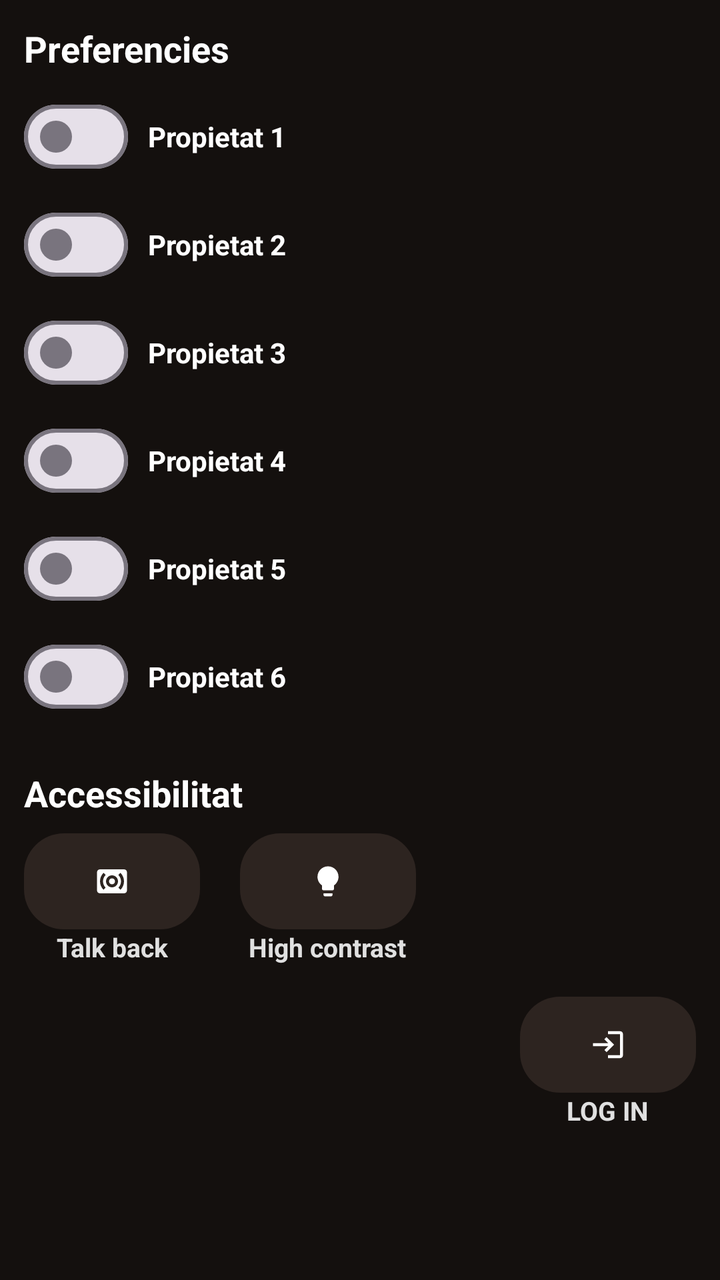
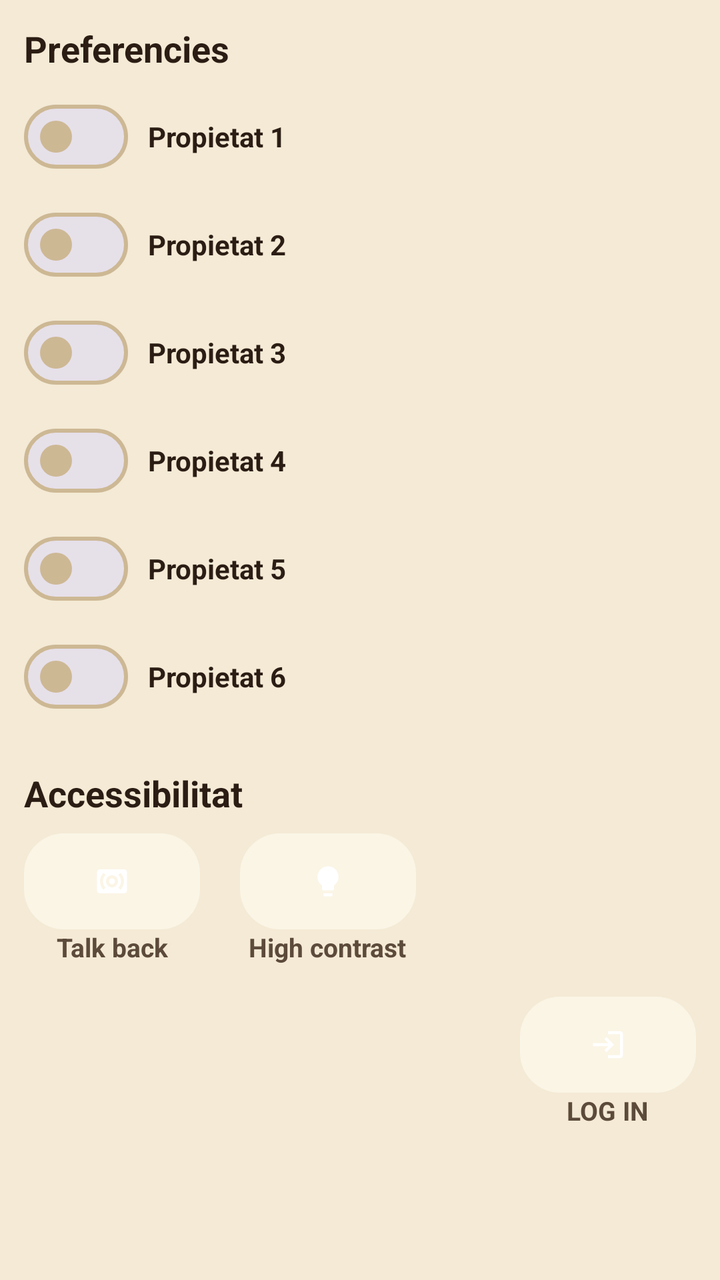

Screens rendered from an Android XML layout before and after an edit, with the pre-edit source and the edit as a unified diff.
<!-- AndroidManifest.xml: application theme Theme.DnDiceCompanion -->
<!-- res/layout/settings.xml -->
<?xml version="1.0" encoding="utf-8"?>
<ScrollView xmlns:android="http://schemas.android.com/apk/res/android"
    xmlns:app="http://schemas.android.com/apk/res-auto"
    android:id="@+id/scroll_settings"
    android:layout_width="match_parent"
    android:layout_height="match_parent"
    android:background="@color/fons_fosc"
    android:fillViewport="true">

    <LinearLayout
        android:id="@+id/main_settings"
        android:layout_width="match_parent"
        android:layout_height="wrap_content"
        android:orientation="vertical"
        android:padding="12dp">

        <LinearLayout
            android:id="@+id/layout_contingut"
            android:layout_width="match_parent"
            android:layout_height="wrap_content"
            android:orientation="vertical">

            <LinearLayout
                android:id="@+id/layout_preferencies"
                android:layout_width="match_parent"
                android:layout_height="wrap_content"
                android:orientation="vertical"
                android:layout_marginBottom="16dp">

                <TextView
                    android:id="@+id/lbl_preferencies"
                    android:layout_width="wrap_content"
                    android:layout_height="wrap_content"
                    android:textSize="18sp"
                    android:textStyle="bold"
                    android:textColor="@color/text_principal_fosc"
                    android:layout_marginBottom="8dp"
                    android:text="@string/pref" />

                <LinearLayout
                    android:id="@+id/layout_propietat_1"
                    android:layout_width="match_parent"
                    android:layout_height="wrap_content"
                    android:orientation="horizontal"
                    android:gravity="center_vertical"
                    android:layout_marginBottom="6dp">

                    <com.google.android.material.materialswitch.MaterialSwitch
                        android:id="@+id/switch_propietat_1"
                        android:layout_width="wrap_content"
                        android:layout_height="wrap_content"
                        android:contentDescription="@string/propietat_1"
                        android:minHeight="48dp" />

                    <TextView
                        android:id="@+id/lbl_propietat_1"
                        android:layout_width="wrap_content"
                        android:layout_height="wrap_content"
                        android:textSize="14sp"
                        android:textStyle="bold"
                        android:textColor="@color/text_principal_fosc"
                        android:layout_marginStart="10dp"
                        android:text="@string/propietat_1" />
                </LinearLayout>

                <LinearLayout
                    android:id="@+id/layout_propietat_2"
                    android:layout_width="match_parent"
                    android:layout_height="wrap_content"
                    android:orientation="horizontal"
                    android:gravity="center_vertical"
                    android:layout_marginBottom="6dp">

                    <com.google.android.material.materialswitch.MaterialSwitch
                        android:id="@+id/switch_propietat_2"
                        android:layout_width="wrap_content"
                        android:layout_height="wrap_content"
                        android:contentDescription="@string/propietat_2"
                        android:minHeight="48dp" />

                    <TextView
                        android:id="@+id/lbl_propietat_2"
                        android:layout_width="wrap_content"
                        android:layout_height="wrap_content"
                        android:textSize="14sp"
                        android:textStyle="bold"
                        android:textColor="@color/text_principal_fosc"
                        android:layout_marginStart="10dp"
                        android:text="@string/propietat_2" />
                </LinearLayout>

                <LinearLayout
                    android:id="@+id/layout_propietat_3"
                    android:layout_width="match_parent"
                    android:layout_height="wrap_content"
                    android:orientation="horizontal"
                    android:gravity="center_vertical"
                    android:layout_marginBottom="6dp">

                    <com.google.android.material.materialswitch.MaterialSwitch
                        android:id="@+id/switch_propietat_3"
                        android:layout_width="wrap_content"
                        android:layout_height="wrap_content"
                        android:contentDescription="@string/propietat_3"
                        android:minHeight="48dp" />

                    <TextView
                        android:id="@+id/lbl_propietat_3"
                        android:layout_width="wrap_content"
                        android:layout_height="wrap_content"
                        android:textSize="14sp"
                        android:textStyle="bold"
                        android:textColor="@color/text_principal_fosc"
                        android:layout_marginStart="10dp"
                        android:text="@string/propietat_3" />
                </LinearLayout>

                <LinearLayout
                    android:id="@+id/layout_propietat_4"
                    android:layout_width="match_parent"
                    android:layout_height="wrap_content"
                    android:orientation="horizontal"
                    android:gravity="center_vertical"
                    android:layout_marginBottom="6dp">

                    <com.google.android.material.materialswitch.MaterialSwitch
                        android:id="@+id/switch_propietat_4"
                        android:layout_width="wrap_content"
                        android:layout_height="wrap_content"
                        android:contentDescription="@string/propietat_4"
                        android:minHeight="48dp" />

                    <TextView
                        android:id="@+id/lbl_propietat_4"
                        android:layout_width="wrap_content"
                        android:layout_height="wrap_content"
                        android:textSize="14sp"
                        android:textStyle="bold"
                        android:textColor="@color/text_principal_fosc"
                        android:layout_marginStart="10dp"
                        android:text="@string/propietat_4" />
                </LinearLayout>

                <LinearLayout
                    android:id="@+id/layout_propietat_5"
                    android:layout_width="match_parent"
                    android:layout_height="wrap_content"
                    android:orientation="horizontal"
                    android:gravity="center_vertical"
                    android:layout_marginBottom="6dp">

                    <com.google.android.material.materialswitch.MaterialSwitch
                        android:id="@+id/switch_propietat_5"
                        android:layout_width="wrap_content"
                        android:layout_height="wrap_content"
                        android:contentDescription="@string/propietat_5"
                        android:minHeight="48dp" />

                    <TextView
                        android:id="@+id/lbl_propietat_5"
                        android:layout_width="wrap_content"
                        android:layout_height="wrap_content"
                        android:textSize="14sp"
                        android:textStyle="bold"
                        android:textColor="@color/text_principal_fosc"
                        android:layout_marginStart="10dp"
                        android:text="@string/propietat_5" />
                </LinearLayout>

                <LinearLayout
                    android:id="@+id/layout_propietat_6"
                    android:layout_width="match_parent"
                    android:layout_height="wrap_content"
                    android:orientation="horizontal"
                    android:gravity="center_vertical"
                    android:layout_marginBottom="6dp">

                    <com.google.android.material.materialswitch.MaterialSwitch
                        android:id="@+id/switch_propietat_6"
                        android:layout_width="wrap_content"
                        android:layout_height="wrap_content"
                        android:contentDescription="@string/propietat_6"
                        android:minHeight="48dp" />

                    <TextView
                        android:id="@+id/lbl_propietat_6"
                        android:layout_width="wrap_content"
                        android:layout_height="wrap_content"
                        android:textSize="14sp"
                        android:textStyle="bold"
                        android:textColor="@color/text_principal_fosc"
                        android:layout_marginStart="10dp"
                        android:text="@string/propietat_6" />
                </LinearLayout>
            </LinearLayout>

            <LinearLayout
                android:id="@+id/layout_accessibilitat"
                android:layout_width="match_parent"
                android:layout_height="wrap_content"
                android:orientation="vertical"
                android:layout_marginBottom="16dp">

                <TextView
                    android:id="@+id/lbl_accessibilitat"
                    android:layout_width="wrap_content"
                    android:layout_height="wrap_content"
                    android:textSize="18sp"
                    android:textStyle="bold"
                    android:textColor="@color/text_principal_fosc"
                    android:layout_marginBottom="8dp"
                    android:text="@string/accesi" />

                <LinearLayout
                    android:id="@+id/layout_opcions_accessibilitat"
                    android:layout_width="match_parent"
                    android:layout_height="wrap_content"
                    android:orientation="horizontal">

                    <LinearLayout
                        android:id="@+id/layout_talkback"
                        android:layout_width="wrap_content"
                        android:layout_height="wrap_content"
                        android:orientation="vertical"
                        android:gravity="center_horizontal"
                        android:layout_marginEnd="20dp">

                        <com.google.android.material.button.MaterialButton
                            android:id="@+id/btn_talkback"
                            android:layout_width="wrap_content"
                            android:layout_height="wrap_content"
                            android:contentDescription="@string/talkback"
                            android:padding="10dp"
                            android:insetTop="0dp"
                            android:insetBottom="0dp"
                            android:insetLeft="0dp"
                            android:insetRight="0dp"
                            app:backgroundTint="@color/superficie_elevada_fosca"
                            app:icon="@drawable/talkback"
                            app:iconGravity="textStart"
                            app:iconPadding="0dp"
                            app:cornerRadius="20dp" />

                        <TextView
                            android:id="@+id/lbl_talkback"
                            android:layout_width="wrap_content"
                            android:layout_height="wrap_content"
                            android:textSize="13sp"
                            android:textStyle="bold"
                            android:gravity="center"
                            android:textColor="@color/text_secundari_fosc"
                            android:text="@string/talkback" />
                    </LinearLayout>

                    <LinearLayout
                        android:id="@+id/layout_contrast"
                        android:layout_width="wrap_content"
                        android:layout_height="wrap_content"
                        android:orientation="vertical"
                        android:gravity="center_horizontal">

                        <com.google.android.material.button.MaterialButton
                            android:id="@+id/btn_contrast"
                            android:layout_width="wrap_content"
                            android:layout_height="wrap_content"
                            android:contentDescription="@string/contrast"
                            android:padding="10dp"
                            android:insetTop="0dp"
                            android:insetBottom="0dp"
                            android:insetLeft="0dp"
                            android:insetRight="0dp"
                            app:backgroundTint="@color/superficie_elevada_fosca"
                            app:icon="@drawable/contrast"
                            app:iconGravity="textStart"
                            app:iconPadding="0dp"
                            app:cornerRadius="20dp" />

                        <TextView
                            android:id="@+id/lbl_contrast"
                            android:layout_width="wrap_content"
                            android:layout_height="wrap_content"
                            android:textSize="13sp"
                            android:textStyle="bold"
                            android:gravity="center"
                            android:textColor="@color/text_secundari_fosc"
                            android:text="@string/contrast" />
                    </LinearLayout>
                </LinearLayout>
            </LinearLayout>

        </LinearLayout>

        <LinearLayout
            android:id="@+id/layout_login_retorn"
            android:layout_width="wrap_content"
            android:layout_height="wrap_content"
            android:layout_gravity="end"
            android:gravity="center_horizontal"
            android:orientation="vertical">

            <com.google.android.material.button.MaterialButton
                android:id="@+id/btn_login_retorn"
                android:layout_width="wrap_content"
                android:layout_height="wrap_content"
                android:contentDescription="@string/log"
                android:padding="10dp"
                android:insetTop="0dp"
                android:insetBottom="0dp"
                android:insetLeft="0dp"
                android:insetRight="0dp"
                app:backgroundTint="@color/superficie_elevada_fosca"
                app:icon="@drawable/login"
                app:iconGravity="textStart"
                app:iconPadding="0dp"
                app:cornerRadius="20dp" />

            <TextView
                android:id="@+id/lbl_login_retorn"
                android:layout_width="wrap_content"
                android:layout_height="wrap_content"
                android:textSize="13sp"
                android:textStyle="bold"
                android:gravity="center"
                android:textColor="@color/text_secundari_fosc"
                android:text="@string/log" />
        </LinearLayout>

    </LinearLayout>
</ScrollView>
<!-- resources referenced by this layout -->
<resources>
  <color name="fons_fosc">#14100E</color>
  <color name="superficie_elevada_fosca">#2D2420</color>
  <color name="text_principal_fosc">#FFFFFF</color>
  <color name="text_secundari_fosc">#E0E0E0</color>
  <!-- drawable contrast (drawable) -->
  <vector xmlns:android="http://schemas.android.com/apk/res/android" android:height="24dp" android:tint="#000000" android:viewportHeight="24" android:viewportWidth="24" android:width="24dp">
      <path android:fillColor="@android:color/white" android:pathData="M9,21c0,0.5 0.4,1 1,1h4c0.6,0 1,-0.5 1,-1v-1L9,20v1zM12,2C8.1,2 5,5.1 5,9c0,2.4 1.2,4.5 3,5.7L8,17c0,0.5 0.4,1 1,1h6c0.6,0 1,-0.5 1,-1v-2.3c1.8,-1.3 3,-3.4 3,-5.7 0,-3.9 -3.1,-7 -7,-7z"/>
  </vector>
  <!-- drawable login (drawable) -->
  <vector xmlns:android="http://schemas.android.com/apk/res/android" android:autoMirrored="true" android:height="24dp" android:tint="#000000" android:viewportHeight="24" android:viewportWidth="24" android:width="24dp">
      <path android:fillColor="@android:color/white" android:pathData="M11,7L9.6,8.4l2.6,2.6H2v2h10.2l-2.6,2.6L11,17l5,-5L11,7zM20,19h-8v2h8c1.1,0 2,-0.9 2,-2V5c0,-1.1 -0.9,-2 -2,-2h-8v2h8V19z"/>
  </vector>
  <!-- drawable talkback (drawable) -->
  <vector xmlns:android="http://schemas.android.com/apk/res/android" android:height="24dp" android:tint="#000000" android:viewportHeight="24" android:viewportWidth="24" android:width="24dp">
      <path android:fillColor="@android:color/white" android:pathData="M20,4L4,4c-1.1,0 -2,0.9 -2,2v12c0,1.1 0.9,2 2,2h16c1.1,0 2,-0.9 2,-2L22,6c0,-1.1 -0.9,-2 -2,-2zM7.76,16.24l-1.41,1.41C4.78,16.1 4,14.05 4,12c0,-2.05 0.78,-4.1 2.34,-5.66l1.41,1.41C6.59,8.93 6,10.46 6,12s0.59,3.07 1.76,4.24zM12,16c-2.21,0 -4,-1.79 -4,-4s1.79,-4 4,-4 4,1.79 4,4 -1.79,4 -4,4zM17.66,17.66l-1.41,-1.41C17.41,15.07 18,13.54 18,12s-0.59,-3.07 -1.76,-4.24l1.41,-1.41C19.22,7.9 20,9.95 20,12c0,2.05 -0.78,4.1 -2.34,5.66zM12,10c-1.1,0 -2,0.9 -2,2s0.9,2 2,2 2,-0.9 2,-2 -0.9,-2 -2,-2z"/>
  </vector>
  <string name="accesi">Accessibilitat</string>
  <string name="contrast">High contrast</string>
  <string name="log">LOG IN</string>
  <string name="pref">Preferencies</string>
  <string name="propietat_1">Propietat 1</string>
  <string name="propietat_2">Propietat 2</string>
  <string name="propietat_3">Propietat 3</string>
  <string name="propietat_4">Propietat 4</string>
  <string name="propietat_5">Propietat 5</string>
  <string name="propietat_6">Propietat 6</string>
  <string name="talkback">Talk back</string>
  <style name="Theme.DnDiceCompanion" parent="Base.Theme.DnDiceCompanion" />
  <style name="Base.Theme.DnDiceCompanion" parent="Theme.Material3.DayNight.NoActionBar">
      </style>
</resources>

<!-- the commit's change to res/layout/settings.xml (unified diff, before → after) -->
@@ -4,7 +4,7 @@
     android:id="@+id/scroll_settings"
     android:layout_width="match_parent"
     android:layout_height="match_parent"
-    android:background="@color/fons_fosc"
+    android:background="?attr/android:windowBackground"
     android:fillViewport="true">
 
     <LinearLayout
@@ -33,7 +33,7 @@
                     android:layout_height="wrap_content"
                     android:textSize="18sp"
                     android:textStyle="bold"
-                    android:textColor="@color/text_principal_fosc"
+                    android:textColor="?attr/colorOnSurface"
                     android:layout_marginBottom="8dp"
                     android:text="@string/pref" />
 
@@ -58,7 +58,7 @@
                         android:layout_height="wrap_content"
                         android:textSize="14sp"
                         android:textStyle="bold"
-                        android:textColor="@color/text_principal_fosc"
+                        android:textColor="?attr/colorOnSurface"
                         android:layout_marginStart="10dp"
                         android:text="@string/propietat_1" />
                 </LinearLayout>
@@ -84,7 +84,7 @@
                         android:layout_height="wrap_content"
                         android:textSize="14sp"
                         android:textStyle="bold"
-                        android:textColor="@color/text_principal_fosc"
+                        android:textColor="?attr/colorOnSurface"
                         android:layout_marginStart="10dp"
                         android:text="@string/propietat_2" />
                 </LinearLayout>
@@ -110,7 +110,7 @@
                         android:layout_height="wrap_content"
                         android:textSize="14sp"
                         android:textStyle="bold"
-                        android:textColor="@color/text_principal_fosc"
+                        android:textColor="?attr/colorOnSurface"
                         android:layout_marginStart="10dp"
                         android:text="@string/propietat_3" />
                 </LinearLayout>
@@ -136,7 +136,7 @@
                         android:layout_height="wrap_content"
                         android:textSize="14sp"
                         android:textStyle="bold"
-                        android:textColor="@color/text_principal_fosc"
+                        android:textColor="?attr/colorOnSurface"
                         android:layout_marginStart="10dp"
                         android:text="@string/propietat_4" />
                 </LinearLayout>
@@ -162,7 +162,7 @@
                         android:layout_height="wrap_content"
                         android:textSize="14sp"
                         android:textStyle="bold"
-                        android:textColor="@color/text_principal_fosc"
+                        android:textColor="?attr/colorOnSurface"
                         android:layout_marginStart="10dp"
                         android:text="@string/propietat_5" />
                 </LinearLayout>
@@ -188,7 +188,7 @@
                         android:layout_height="wrap_content"
                         android:textSize="14sp"
                         android:textStyle="bold"
-                        android:textColor="@color/text_principal_fosc"
+                        android:textColor="?attr/colorOnSurface"
                         android:layout_marginStart="10dp"
                         android:text="@string/propietat_6" />
                 </LinearLayout>
@@ -207,7 +207,7 @@
                     android:layout_height="wrap_content"
                     android:textSize="18sp"
                     android:textStyle="bold"
-                    android:textColor="@color/text_principal_fosc"
+                    android:textColor="?attr/colorOnSurface"
                     android:layout_marginBottom="8dp"
                     android:text="@string/accesi" />
 
@@ -235,7 +235,7 @@
                             android:insetBottom="0dp"
                             android:insetLeft="0dp"
                             android:insetRight="0dp"
-                            app:backgroundTint="@color/superficie_elevada_fosca"
+                            app:backgroundTint="?attr/colorSurface"
                             app:icon="@drawable/talkback"
                             app:iconGravity="textStart"
                             app:iconPadding="0dp"
@@ -248,7 +248,7 @@
                             android:textSize="13sp"
                             android:textStyle="bold"
                             android:gravity="center"
-                            android:textColor="@color/text_secundari_fosc"
+                            android:textColor="?attr/colorOnSurfaceVariant"
                             android:text="@string/talkback" />
                     </LinearLayout>
 
@@ -269,7 +269,7 @@
                             android:insetBottom="0dp"
                             android:insetLeft="0dp"
                             android:insetRight="0dp"
-                            app:backgroundTint="@color/superficie_elevada_fosca"
+                            app:backgroundTint="?attr/colorSurface"
                             app:icon="@drawable/contrast"
                             app:iconGravity="textStart"
                             app:iconPadding="0dp"
@@ -282,7 +282,7 @@
                             android:textSize="13sp"
                             android:textStyle="bold"
                             android:gravity="center"
-                            android:textColor="@color/text_secundari_fosc"
+                            android:textColor="?attr/colorOnSurfaceVariant"
                             android:text="@string/contrast" />
                     </LinearLayout>
                 </LinearLayout>
@@ -308,7 +308,7 @@
                 android:insetBottom="0dp"
                 android:insetLeft="0dp"
                 android:insetRight="0dp"
-                app:backgroundTint="@color/superficie_elevada_fosca"
+                app:backgroundTint="?attr/colorSurface"
                 app:icon="@drawable/login"
                 app:iconGravity="textStart"
                 app:iconPadding="0dp"
@@ -321,7 +321,7 @@
                 android:textSize="13sp"
                 android:textStyle="bold"
                 android:gravity="center"
-                android:textColor="@color/text_secundari_fosc"
+                android:textColor="?attr/colorOnSurfaceVariant"
                 android:text="@string/log" />
         </LinearLayout>
 
<!-- resource entries referenced after the edit -->
@@ -1,9 +1,5 @@
 <!-- resources referenced by this layout -->
 <resources>
-  <color name="fons_fosc">#14100E</color>
-  <color name="superficie_elevada_fosca">#2D2420</color>
-  <color name="text_principal_fosc">#FFFFFF</color>
-  <color name="text_secundari_fosc">#E0E0E0</color>
   <!-- drawable contrast (drawable) -->
   <vector xmlns:android="http://schemas.android.com/apk/res/android" android:height="24dp" android:tint="#000000" android:viewportHeight="24" android:viewportWidth="24" android:width="24dp">
       <path android:fillColor="@android:color/white" android:pathData="M9,21c0,0.5 0.4,1 1,1h4c0.6,0 1,-0.5 1,-1v-1L9,20v1zM12,2C8.1,2 5,5.1 5,9c0,2.4 1.2,4.5 3,5.7L8,17c0,0.5 0.4,1 1,1h6c0.6,0 1,-0.5 1,-1v-2.3c1.8,-1.3 3,-3.4 3,-5.7 0,-3.9 -3.1,-7 -7,-7z"/>
@@ -29,6 +25,22 @@
   <string name="talkback">Talk back</string>
   <style name="Theme.DnDiceCompanion" parent="Base.Theme.DnDiceCompanion" />
   <style name="Base.Theme.DnDiceCompanion" parent="Theme.Material3.DayNight.NoActionBar">
+          <item name="colorPrimary">@color/primari_roig_drac_clar</item>
+          <item name="colorSecondary">@color/secundari_or_clar</item>
+          <item name="colorTertiary">@color/accent_arca_clar</item>
+          <item name="android:windowBackground">@color/fons_clar</item>
+          <item name="colorSurface">@color/superficie_clar</item>
+          <item name="colorOnSurface">@color/text_principal_clar</item>
+          <item name="colorOnSurfaceVariant">@color/text_secundari_clar</item>
+          <item name="colorOutline">@color/vora_clar</item>
       </style>
+  <color name="primari_roig_drac_clar">#8B1E2D</color>
+  <color name="secundari_or_clar">#B8862B</color>
+  <color name="accent_arca_clar">#5B3A8C</color>
+  <color name="fons_clar">#F4EAD5</color>
+  <color name="superficie_clar">#FBF5E6</color>
+  <color name="text_principal_clar">#2B1D14</color>
+  <color name="text_secundari_clar">#5C4A3A</color>
+  <color name="vora_clar">#CDB894</color>
 </resources>
 
